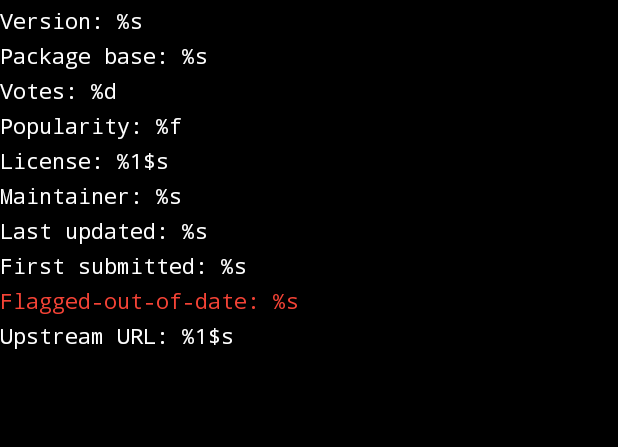
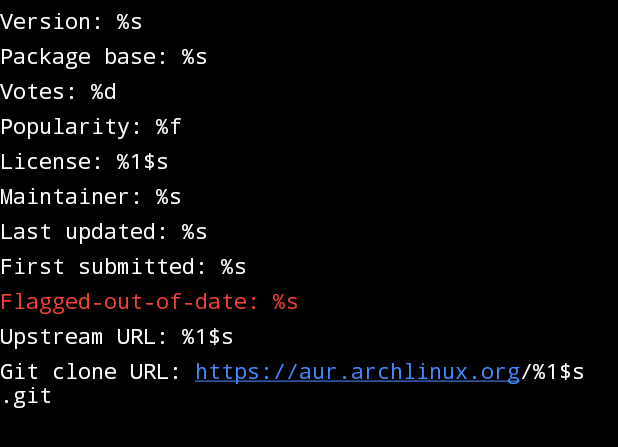
Before and after one commit to rascarlo/AURdroid, an Android app: the layout info_result_body.xml on its own in the app's theme, with its tools: preview values and no code run, on a phone screen of 412 x 824 dp. Shown: the top 447 px of the screen. Run offline under Robolectric (Android 15) with nearby library versions, the phone set to English and light mode, and no system bars.

Commit message:
info result: add Git clone URL feature request: https://github.com/rascarlo/AURdroid/issues/14

```diff
--- a/app/src/main/res/layout/info_result_body.xml
+++ b/app/src/main/res/layout/info_result_body.xml
@@ -140,6 +140,17 @@
             android:visibility="@{InfoResult.url != null ? View.VISIBLE : View.GONE}"
             tools:text="@string/formatted_upstream_url" />
 
+        <TextView
+            android:id="@+id/info_result_text_view_git_clone_url"
+            android:layout_width="match_parent"
+            android:layout_height="wrap_content"
+            android:layout_marginTop="@dimen/text_view_spacing_small"
+            android:autoLink="all"
+            android:text="@{@string/formatted_git_clone_url(InfoResult.name)}"
+            android:textAppearance="@style/TextAppearance.AppCompat.Body1"
+            android:visibility="@{InfoResult.name != null ? View.VISIBLE : View.GONE}"
+            tools:text="@string/formatted_git_clone_url" />
+
     </LinearLayout>
 
 </layout>
--- a/app/src/main/res/values/strings.xml
+++ b/app/src/main/res/values/strings.xml
@@ -47,6 +47,7 @@
     <string name="formatted_popularity">Popularity: %f</string>
     <string name="formatted_maintainer">Maintainer: %s</string>
     <string name="formatted_upstream_url">Upstream URL: %1$s</string>
+    <string name="formatted_git_clone_url">Git clone URL: https://aur.archlinux.org/%1$s.git</string>
     <string name="formatted_license">License: %1$s</string>
     <string name="formatted_dependencies">Dependencies (%1$d)</string>
     <string name="formatted_opt_dependencies">Optional dependencies (%1$d)</string>
```
Also changed, not shown: 2 other files.
